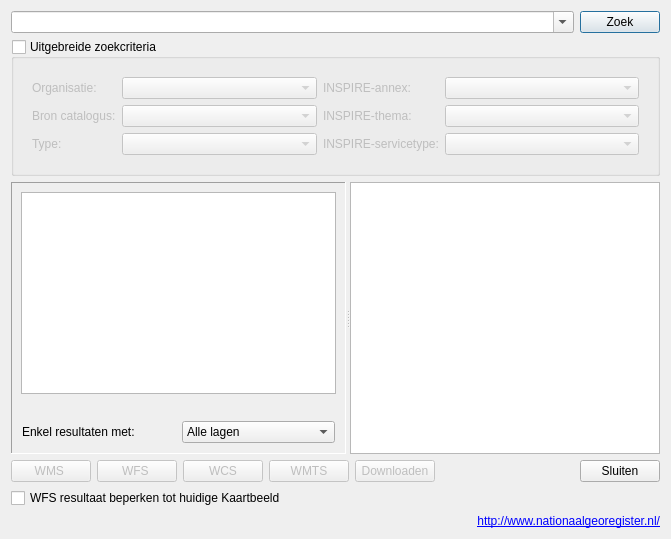
warrieka/inspireNL, file ui_dataCatalog_dialog.ui: the form before one commit.
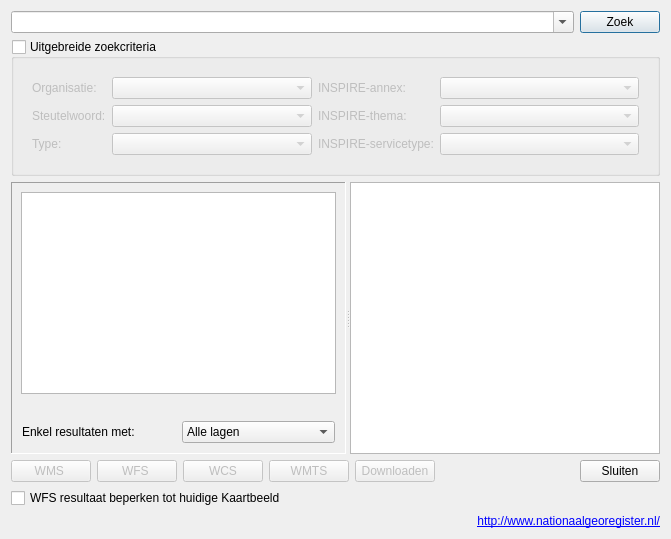
The form after the commit. Icons and pictures are not drawn.

Patch:
```diff
--- a/ui_dataCatalog_dialog.ui
+++ b/ui_dataCatalog_dialog.ui
@@ -234,7 +234,7 @@
             </sizepolicy>
            </property>
            <property name="text">
-            <string>Bron catalogus:</string>
+            <string>Steutelwoord:</string>
            </property>
           </widget>
          </item>
```
Left out of the diff: 2 changed lines with no effect on the pictures.
